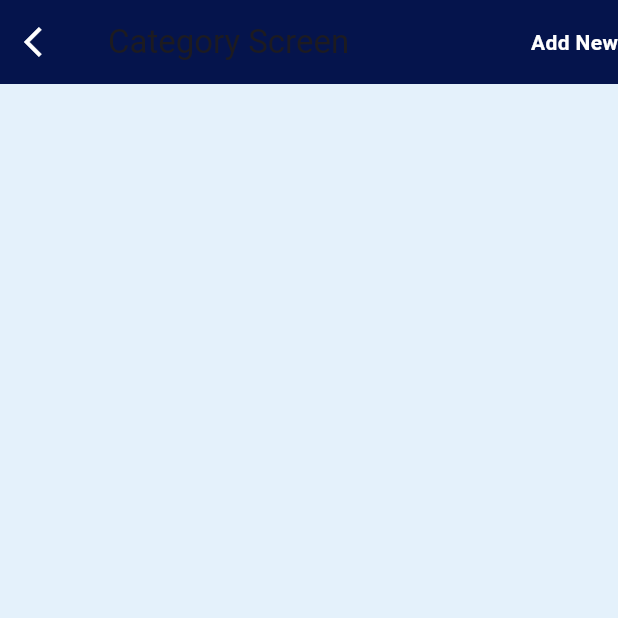
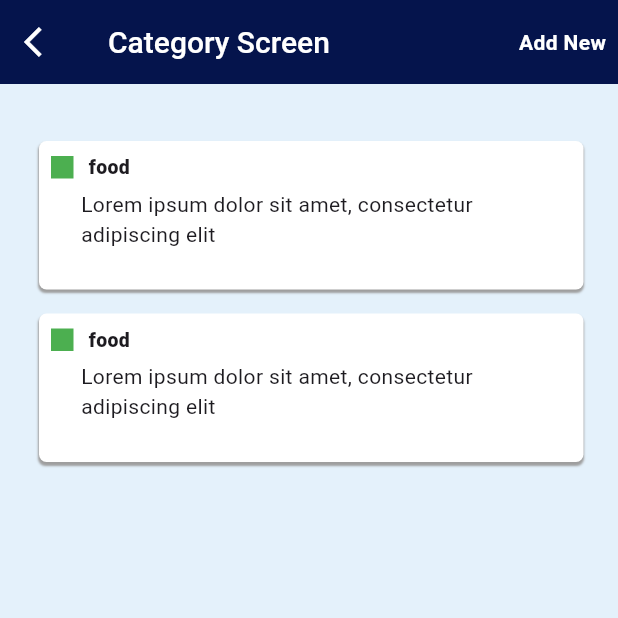
Before and after one commit to AthiraaAthi/project_way, a Flutter app: the CategoriesScreen screen opened directly, on a phone screen of 412 x 824 dp, the top half of it. Run offline on Flutter 3.47's test engine with Material 3 defaults, Android fonts, the phone set to English and light mode, and no system bars; our stand-ins replace carousel_slider, pinput, table_calendar.

Commit message:
added a demo widget

```diff
--- a/lib/view/category_screen/category_screen.dart
+++ b/lib/view/category_screen/category_screen.dart
@@ -1,16 +1,29 @@
 import 'package:flutter/material.dart';
 import 'package:project_way/utils/color_constant/color_constant.dart';
+import 'package:project_way/view/category_screen/category_widget.dart';
 
-class CategoriesScreen extends StatelessWidget {
+class CategoriesScreen extends StatefulWidget {
   const CategoriesScreen({super.key});
 
+  @override
+  State<CategoriesScreen> createState() => _CategoriesScreenState();
+}
+
+class _CategoriesScreenState extends State<CategoriesScreen> {
+  final titleController = TextEditingController();
+  final desController = TextEditingController();
+  List<Map<String, String>> mylist = [];
   @override
   Widget build(BuildContext context) {
     return Scaffold(
         backgroundColor: ColorConstant.bgBlue,
         appBar: AppBar(
           backgroundColor: ColorConstant.defIndigo,
-        title: Text("Category Screen"),
+          title: Text(
+            "Category Screen",
+            style: TextStyle(
+                color: Colors.white, fontSize: 20, fontWeight: FontWeight.w500),
+          ),
           leading: IconButton(
             onPressed: () {
               Navigator.pop(context);
@@ -21,12 +34,30 @@ class CategoriesScreen extends StatelessWidget {
             ),
           ),
           actions: [
-          Text(
+            Padding(
+              padding: const EdgeInsets.all(8.0),
+              child: Text(
                 "Add New",
-            style: TextStyle(fontWeight: FontWeight.bold, color: Colors.white),
+                style:
+                    TextStyle(fontWeight: FontWeight.bold, color: Colors.white),
+              ),
             ),
           ],
         ),
-    );
+        body: Padding(
+          padding: const EdgeInsets.only(
+            top: 30,
+            left: 18,
+            right: 15,
+          ),
+          child: ListView.builder(
+            itemCount: 2,
+            itemBuilder: (context, index) => CategoryWidget(
+                title: "food",
+                description:
+                    "Lorem ipsum dolor sit amet, consectetur adipiscing elit",
+                color: Colors.green),
+          ),
+        ));
   }
 }
--- /dev/null
+++ b/lib/view/category_screen/category_widget.dart
@@ -0,0 +1,61 @@
+import 'package:flutter/material.dart';
+
+class CategoryWidget extends StatelessWidget {
+  const CategoryWidget(
+      {super.key,
+      required this.title,
+      required this.description,
+      required this.color});
+  final String title;
+  final String description;
+  final Color color;
+
+  @override
+  Widget build(BuildContext context) {
+    return Padding(
+      padding: const EdgeInsets.all(8.0),
+      child: Container(
+        height: 99,
+        width: 345,
+        decoration: BoxDecoration(
+          borderRadius: BorderRadius.circular(5),
+          color: Colors.white,
+          boxShadow: [
+            BoxShadow(
+                color: Colors.grey,
+                blurRadius: 0.5,
+                offset: Offset(0, 2),
+                spreadRadius: 0.1)
+          ],
+        ),
+        child: Padding(
+          padding: const EdgeInsets.all(8.0),
+          child: Column(
+            children: [
+              Row(
+                children: [
+                  Container(
+                    height: 15,
+                    width: 15,
+                    color: color,
+                  ),
+                  SizedBox(
+                    width: 10,
+                  ),
+                  Text(
+                    title,
+                    style: TextStyle(fontWeight: FontWeight.w800, fontSize: 13),
+                  )
+                ],
+              ),
+              Padding(
+                padding: const EdgeInsets.only(top: 5, left: 20),
+                child: Text(description),
+              )
+            ],
+          ),
+        ),
+      ),
+    );
+  }
+}
```
Lines whose indentation alone changed are shown as unchanged.
